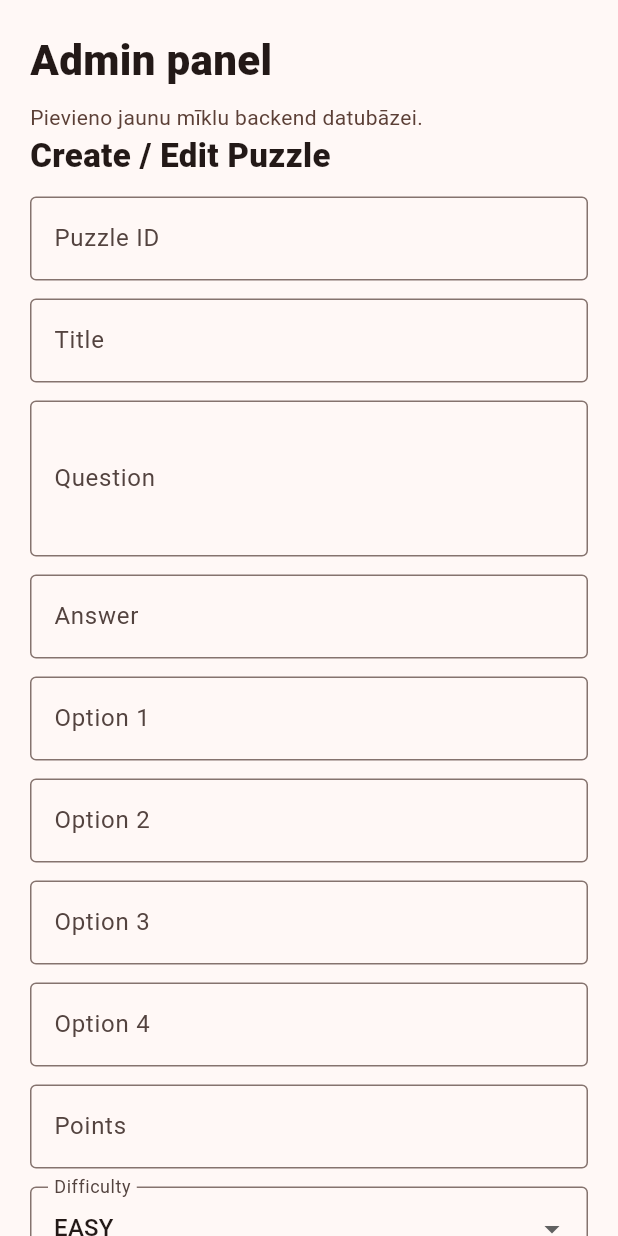
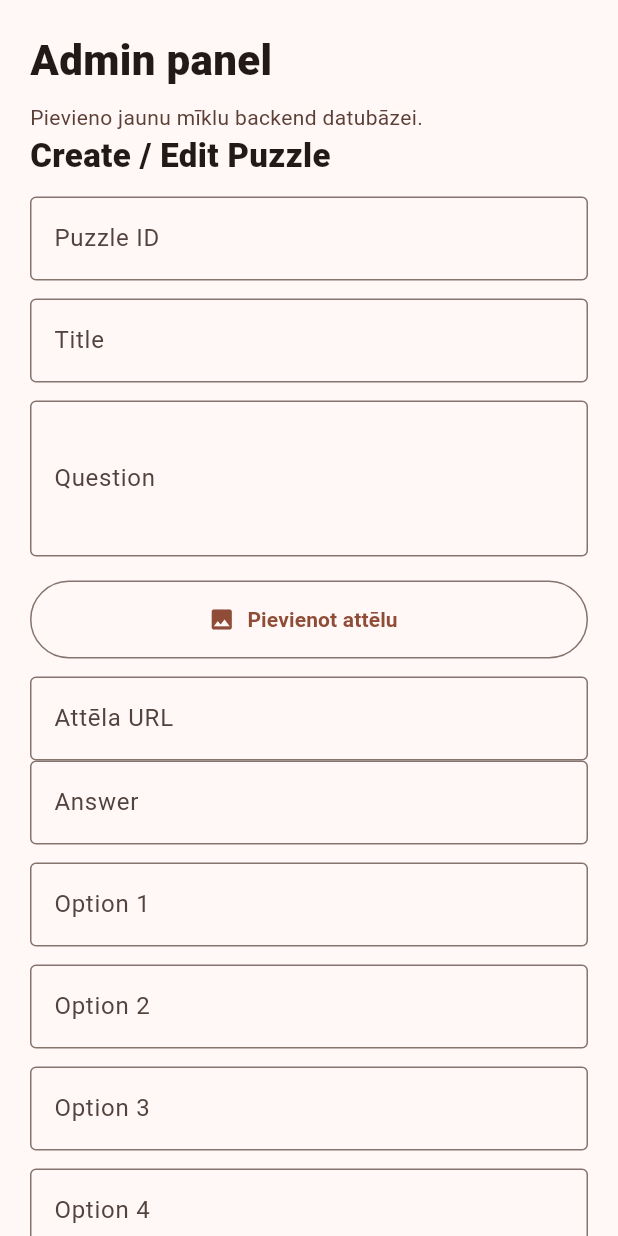
Before and after one commit to ChristopherSemyonov/Kristofers_Semjonovs_ks22110, a Flutter app: the AdminScreen widget shown alone on an empty page, opened directly, on a phone screen of 412 x 824 dp. Run offline on Flutter 3.47's test engine with Material 3 defaults, Android fonts, the phone set to English and light mode, and no system bars; our stand-ins replace flutter_compass, flutter_map, flutter_secure_storage, geolocator, image_picker, latlong2 and 1 more; accounts and stored records are empty; network calls fail.

Commit message:
remade puzzle image upload architecture

```diff
--- a/lib/screens/admin_screen.dart
+++ b/lib/screens/admin_screen.dart
@@ -1,6 +1,10 @@
 import 'package:flutter/material.dart';
+import 'package:image_picker/image_picker.dart';
 
 import '../services/admin_api_service.dart';
+import '../services/puzzle_image_service.dart';
+
+import 'dart:io';
 
 class AdminScreen extends StatefulWidget {
   const AdminScreen({super.key});
@@ -21,6 +25,9 @@ class _AdminScreenState extends State<AdminScreen> {
   final pointsController = TextEditingController();
   final latitudeController = TextEditingController();
   final longitudeController = TextEditingController();
+  final imageUrlController = TextEditingController();
+
+  File? selectedPuzzleImage;
 
   bool isEditing = false;
   String? editingPuzzleId;
@@ -54,6 +61,13 @@ class _AdminScreenState extends State<AdminScreen> {
         longitude: double.parse(longitudeController.text.trim()),
       );
 
+      if (selectedPuzzleImage != null) {
+        await PuzzleImageService.uploadPuzzleImage(
+          puzzleId: idController.text.trim(),
+          imageFile: selectedPuzzleImage!,
+        );
+      }
+
       if (!mounted) return;
 
       ScaffoldMessenger.of(context).clearSnackBars();
@@ -77,6 +91,7 @@ class _AdminScreenState extends State<AdminScreen> {
 
       setState(() {
         difficulty = 'EASY';
+        selectedPuzzleImage = null;
       });
     } catch (error) {
       if (!mounted) return;
@@ -109,6 +124,7 @@ class _AdminScreenState extends State<AdminScreen> {
     pointsController.dispose();
     latitudeController.dispose();
     longitudeController.dispose();
+    imageUrlController.dispose();
     super.dispose();
   }
 
@@ -212,6 +228,12 @@ class _AdminScreenState extends State<AdminScreen> {
         latitude: double.parse(latitudeController.text.trim()),
         longitude: double.parse(longitudeController.text.trim()),
       );
+      if (selectedPuzzleImage != null) {
+        await PuzzleImageService.uploadPuzzleImage(
+          puzzleId: editingPuzzleId!,
+          imageFile: selectedPuzzleImage!,
+        );
+      }
     } else {
       await _createPuzzle();
       return;
@@ -240,6 +262,7 @@ class _AdminScreenState extends State<AdminScreen> {
       difficulty = 'EASY';
       isEditing = false;
       editingPuzzleId = null;
+      selectedPuzzleImage = null;
     });
 
     await _loadPuzzles();
@@ -259,9 +282,10 @@ class _AdminScreenState extends State<AdminScreen> {
     longitudeController.clear();
 
     setState(() {
-      difficulty = 'EASY';
       isEditing = false;
       editingPuzzleId = null;
+      difficulty = 'EASY';
+      selectedPuzzleImage = null;
     });
   }
 
@@ -298,6 +322,23 @@ class _AdminScreenState extends State<AdminScreen> {
     }
 
     return true;
+  }
+
+  Future<void> _pickPuzzleImage() async {
+    final picker = ImagePicker();
+
+    final pickedImage = await picker.pickImage(
+      source: ImageSource.gallery,
+      imageQuality: 80,
+    );
+
+    if (pickedImage == null) {
+      return;
+    }
+
+    setState(() {
+      selectedPuzzleImage = File(pickedImage.path);
+    });
   }
 
   @override
@@ -356,7 +397,45 @@ class _AdminScreenState extends State<AdminScreen> {
               border: OutlineInputBorder(),
             ),
           ),
+          const SizedBox(height: 16),
+
+          SizedBox(
+            width: double.infinity,
+            height: 52,
+            child: OutlinedButton.icon(
+              onPressed: _pickPuzzleImage,
+              icon: const Icon(Icons.image),
+              label: const Text(
+                'Pievienot attēlu',
+                style: TextStyle(fontWeight: FontWeight.w700),
+              ),
+            ),
+          ),
+
+          if (selectedPuzzleImage != null) ...[
+            const SizedBox(height: 12),
+
+            ClipRRect(
+              borderRadius: BorderRadius.circular(16),
+              child: Image.file(
+                selectedPuzzleImage!,
+                width: double.infinity,
+                height: 180,
+                fit: BoxFit.cover,
+              ),
+            ),
+          ],
+
           const SizedBox(height: 12),
+
+          TextField(
+            controller: imageUrlController,
+            decoration: const InputDecoration(
+              labelText: 'Attēla URL',
+              hintText: 'https://...',
+              border: OutlineInputBorder(),
+            ),
+          ),
 
           TextField(
             controller: answerController,
```
Also changed, not shown: lib/services/puzzle_image_service.dart (added, +38 -0 lines), 2 other files.
